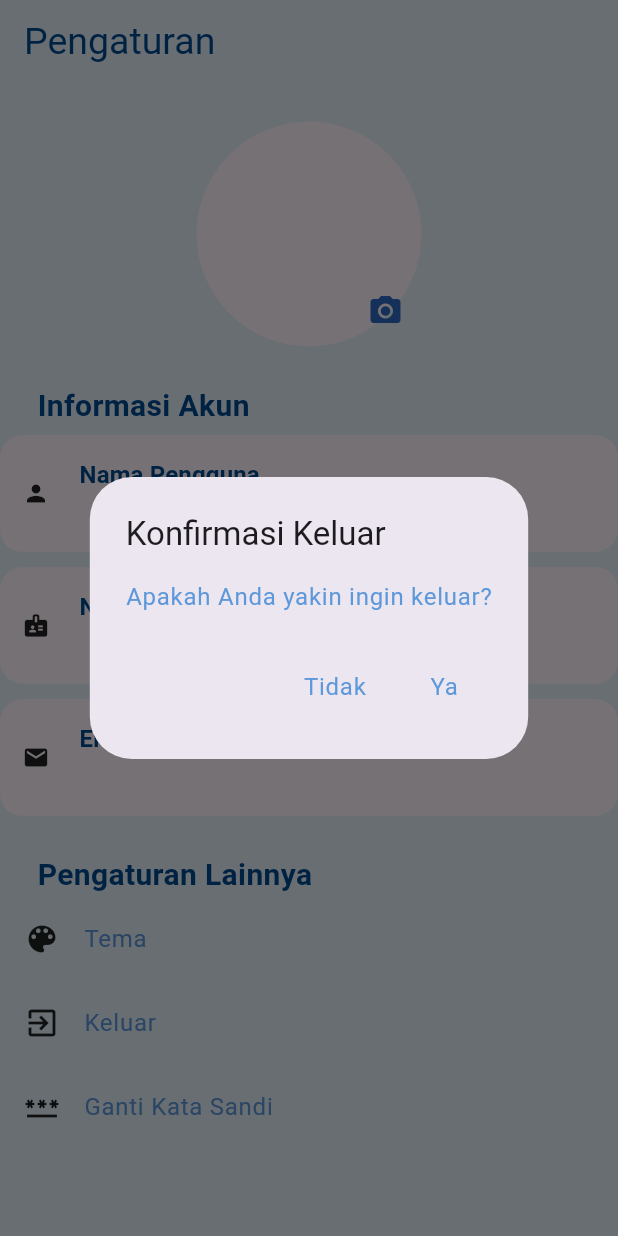
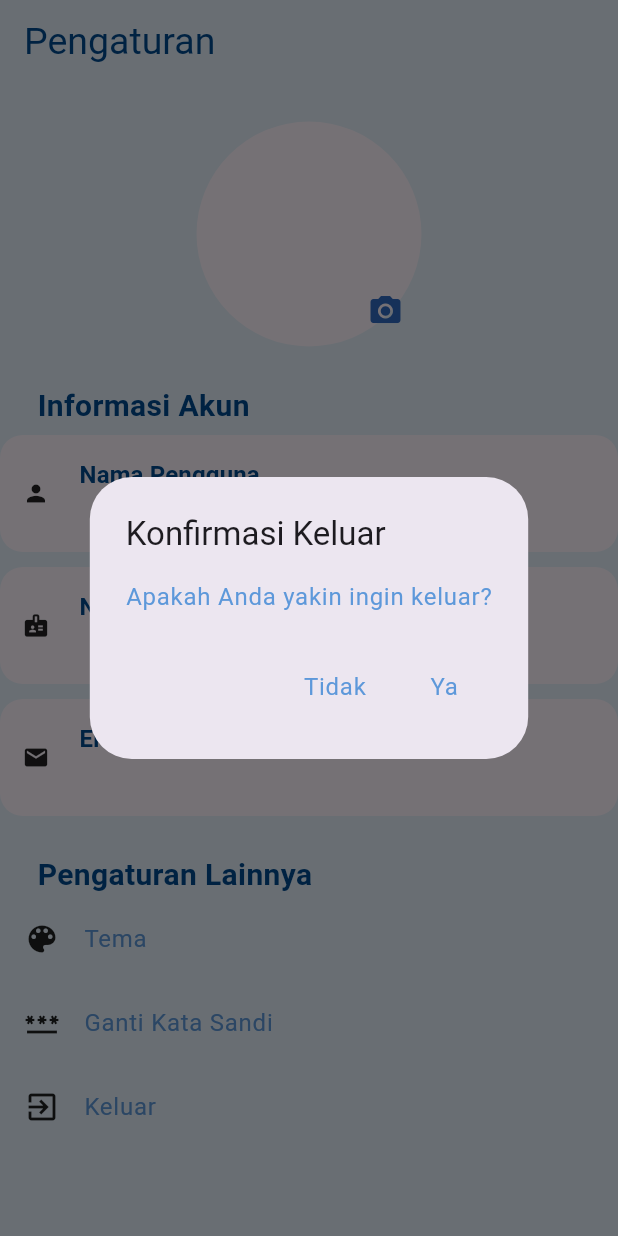
Before and after one commit to JenniVel/ProjekPab2, a Flutter app: the ProfilPage screen opened directly, after a tap on "Keluar", on a phone screen of 412 x 824 dp. Run offline on Flutter 3.47's test engine with Material 3 defaults, Android fonts, the phone set to English and light mode, and no system bars; our stand-ins replace animate_do, cached_network_image, cloud_firestore, curved_navigation_bar, firebase_auth, firebase_core and 9 more; missing offline and left inert: encrypt, flutter_config; accounts and stored records are empty; network calls fail; Roboto replaces fonts that are missing (fonts/Inter-Black.ttf, fonts/Inter-Bold.ttf).

Commit message:
perbaikan lagii

```diff
--- a/lib/screens/nav_pages/profile_page.dart
+++ b/lib/screens/nav_pages/profile_page.dart
@@ -332,12 +332,6 @@ class _ProfilPageState extends State<ProfilPage> {
                   },
                 ),
                 ListTile(
-                  leading:
-                      Icon(Icons.exit_to_app, color: theme.iconTheme.color),
-                  title: Text('Keluar', style: TextStyle(color: textColor)),
-                  onTap: _confirmSignOut,
-                ),
-                ListTile(
                   leading: Icon(Icons.password, color: theme.iconTheme.color),
                   title: Text('Ganti Kata Sandi',
                       style: TextStyle(color: textColor)),
@@ -349,7 +343,13 @@ class _ProfilPageState extends State<ProfilPage> {
                       ),
                     );
                   },
-                )
+                ),
+                ListTile(
+                  leading:
+                      Icon(Icons.exit_to_app, color: theme.iconTheme.color),
+                  title: Text('Keluar', style: TextStyle(color: textColor)),
+                  onTap: _confirmSignOut,
+                ),
               ],
             );
           } else if (snapshot.hasError) {
--- a/lib/tema/dark_theme.dart
+++ b/lib/tema/dark_theme.dart
@@ -3,9 +3,10 @@ import 'package:flutter/material.dart';
 final ThemeData darkTheme = ThemeData(
   primaryColor: const Color(0xFF93A1B1), //judul
   brightness: Brightness.dark,
-  scaffoldBackgroundColor: Colors.black54, //background
+  scaffoldBackgroundColor: Color.fromARGB(133, 6, 6, 6),//container awl msuk/dftr, dn background pages lain
   appBarTheme: AppBarTheme(
     backgroundColor: Color(0xFF21262B),
+    // backgroundColor:  Color.fromARGB(136, 0, 0, 0), //background awl msuk/dftr
     iconTheme: IconThemeData(color: Color(0xFF93A1B1)), //icon
   ),
   floatingActionButtonTheme: FloatingActionButtonThemeData(
--- a/lib/tema/light_theme.dart
+++ b/lib/tema/light_theme.dart
@@ -4,9 +4,9 @@ final ThemeData lightTheme = ThemeData(
   primaryColor: const Color(0xFF004B90), //text judul
   brightness: Brightness.light,
   scaffoldBackgroundColor:
-      const Color.fromARGB(255, 228, 239, 250), //background
+      const Color.fromARGB(255, 228, 239, 250), //background & container di masuk/dftr
   appBarTheme: const AppBarTheme(
-    backgroundColor: Color(0xFFAFD4F5), //di masuk/daftar bgian luar
+    backgroundColor: Color(0xFFAFD4F5), //di bg masuk/daftar bgian luar
     iconTheme: IconThemeData(color: Colors.white), // icon
   ),
   floatingActionButtonTheme:
```
